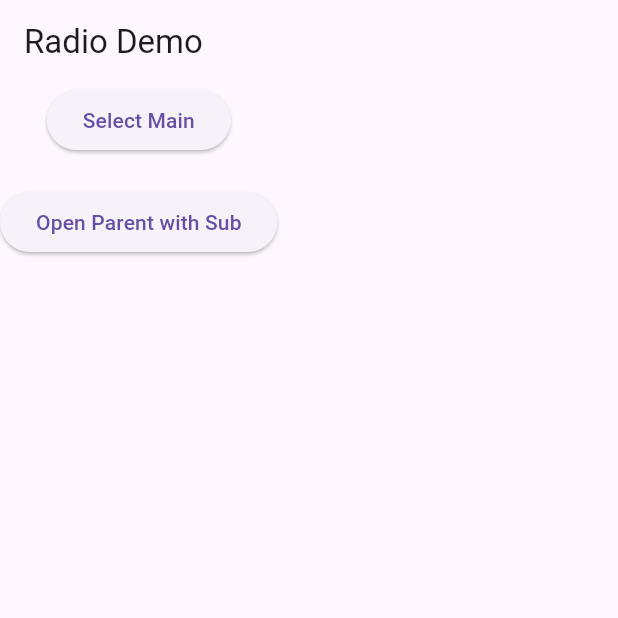
After one commit to Alexqwesa/generic_search_selector, a Flutter app: the RadioHome screen opened directly, on a phone screen of 412 x 824 dp, the top half of it. The commit adds this screen. Run offline on Flutter 3.47's test engine with Material 3 defaults, Android fonts, the phone set to English and light mode, and no system bars; our stand-ins replace flutter_riverpod.

Commit message:
more tests, move files to src, minor changes

```diff
--- a/example/example_of_generic_search_selector/lib/main.dart
+++ b/example/example_of_generic_search_selector/lib/main.dart
@@ -1,8 +1,7 @@
 import 'dart:async';
 
 import 'package:flutter/material.dart';
-import 'package:generic_search_selector/picker_config.dart';
-import 'package:generic_search_selector/search_anchor_picker.dart';
+import 'package:generic_search_selector/generic_search_selector.dart';
 
 void main() {
   runApp(const DemoApp());
--- a/example/example_of_generic_search_selector/lib/main_async.dart
+++ b/example/example_of_generic_search_selector/lib/main_async.dart
@@ -2,8 +2,7 @@ import 'dart:async';
 
 import 'package:flutter/material.dart';
 import 'package:flutter_riverpod/flutter_riverpod.dart';
-import 'package:generic_search_selector/picker_config.dart';
-import 'package:generic_search_selector/search_anchor_picker.dart';
+import 'package:generic_search_selector/generic_search_selector.dart';
 
 void main() {
   runApp(const ProviderScope(child: DemoApp()));
--- /dev/null
+++ b/example/example_of_generic_search_selector/lib/main_radio.dart
@@ -0,0 +1,152 @@
+import 'package:flutter/material.dart';
+import 'package:generic_search_selector/generic_search_selector.dart';
+
+void main() {
+  runApp(const RadioDemoApp());
+}
+
+class DemoItem {
+  const DemoItem({required this.id, required this.label});
+  final int id;
+  final String label;
+
+  @override
+  String toString() => label;
+}
+
+class RadioDemoApp extends StatelessWidget {
+  const RadioDemoApp({super.key});
+
+  @override
+  Widget build(BuildContext context) {
+    return MaterialApp(title: 'Radio Picker Demo', home: const RadioHome());
+  }
+}
+
+class RadioHome extends StatefulWidget {
+  const RadioHome({super.key});
+
+  @override
+  State<RadioHome> createState() => _RadioHomeState();
+}
+
+class _RadioHomeState extends State<RadioHome> {
+  int? selectedId;
+  int? selectedParentId; // For the parent picker test
+  int? selectedSubId; // For testing sub-pickers in radio mode
+
+  final List<DemoItem> mainItems = [
+    const DemoItem(id: 1, label: 'Main 1'),
+    const DemoItem(id: 2, label: 'Main 2'),
+    const DemoItem(id: 3, label: 'Main 3'),
+  ];
+
+  final List<DemoItem> subItems = [
+    const DemoItem(id: 10, label: 'Sub 1'),
+    const DemoItem(id: 11, label: 'Sub 2'),
+  ];
+
+  @override
+  Widget build(BuildContext context) {
+    return Scaffold(
+      appBar: AppBar(title: const Text('Radio Demo')),
+      body: Column(
+        children: [
+          // Basic Radio Picker
+          SearchAnchorPicker<DemoItem>(
+            config: PickerConfig<DemoItem>(
+              title: 'Radio Picker',
+              loadItems: (_) async => mainItems,
+              idOf: (it) => it.id,
+              labelOf: (it) => it.label,
+              searchTermsOf: (it) => [it.label],
+            ),
+            mode: PickerMode.radio,
+            initialSelectedIds: selectedId == null ? [] : [selectedId!],
+            onToggle: (item, next) async {
+              if (next) {
+                setState(() => selectedId = item.id);
+                return true;
+              }
+              return false; // Cannot deselect in radio mode by clicking again
+            },
+            triggerBuilder: (context, open, _) => ElevatedButton(
+              onPressed: open,
+              child: Text(
+                selectedId == null ? 'Select Main' : 'Main: $selectedId',
+              ),
+            ),
+          ),
+
+          const SizedBox(height: 20),
+
+          // Radio Picker with Sub-Picker
+          SearchAnchorPicker<DemoItem>(
+            config: PickerConfig<DemoItem>(
+              title: 'Radio Parent',
+              loadItems: (_) async => mainItems,
+              idOf: (it) => it.id,
+              labelOf: (it) => it.label,
+              searchTermsOf: (it) => [it.label],
+            ),
+            mode: PickerMode.radio,
+            initialSelectedIds: selectedParentId == null
+                ? []
+                : [selectedParentId!],
+            onToggle: (item, next) async {
+              if (next) {
+                setState(() => selectedParentId = item.id);
+                return true;
+              }
+              return false;
+            },
+            headerBuilder: (ctx, actions, _) => [
+              ListTile(
+                title: const Text('Open Sub Radio'),
+                onTap: () {
+                  // Navigate to sub picker logic here if needed for testing nesting.
+                  // For now, let's keep it simple or implement if user asks for nested radio.
+                  // The prompt said "radio sublists", which implies a sub-picker involved.
+                },
+              ),
+              SearchAnchorPicker<DemoItem>(
+                config: PickerConfig<DemoItem>(
+                  title: 'Radio Sub',
+                  loadItems: (_) async => subItems,
+                  idOf: (it) => it.id,
+                  labelOf: (it) => it.label,
+                  searchTermsOf: (it) => [it.label],
+                ),
+                mode: PickerMode.radio, // Sub picker is also radio
+                triggerChild: const ListTile(
+                  title: Text('Sub Radio Trigger (Tile)'),
+                ),
+                initialSelectedIds: selectedSubId == null
+                    ? []
+                    : [selectedSubId!],
+                onToggle: (item, next) async {
+                  if (next) {
+                    setState(() => selectedSubId = item.id);
+                    return true;
+                  }
+                  return false;
+                },
+              ),
+            ],
+            triggerBuilder: (context, open, _) => ElevatedButton(
+              onPressed: open,
+              child: Text(
+                selectedParentId == null
+                    ? 'Open Parent with Sub'
+                    : 'Parent: $selectedParentId',
+              ),
+            ),
+          ),
+
+          if (selectedId != null) Text('Selected: $selectedId'),
+          if (selectedSubId != null) Text('Sub Selected: $selectedSubId'),
+        ],
+      ),
+    );
+  }
+}
--- /dev/null
+++ b/lib/generic_search_selector.dart
@@ -0,0 +1,6 @@
+library generic_search_selector;
+
+export 'src/picker_config.dart';
+export 'src/search_anchor_picker.dart';
+export 'src/overlay_body.dart';
+export 'src/overflow_tooltip_text.dart';
--- a/lib/overlay_body.dart
+++ b/lib/src/overlay_body.dart
@@ -1,7 +1,7 @@
 import 'package:flutter/gestures.dart';
 import 'package:flutter/material.dart';
-import 'package:generic_search_selector/overflow_tooltip_text.dart';
-import 'package:generic_search_selector/picker_config.dart';
+import 'package:generic_search_selector/src/overflow_tooltip_text.dart';
+import 'package:generic_search_selector/src/picker_config.dart';
 
 class OverlayBody<T> extends StatefulWidget {
   const OverlayBody({
--- a/lib/search_anchor_picker.dart
+++ b/lib/src/search_anchor_picker.dart
@@ -1,8 +1,8 @@
 import 'dart:async';
 
 import 'package:flutter/material.dart';
-import 'package:generic_search_selector/overlay_body.dart';
-import 'package:generic_search_selector/picker_config.dart';
+import 'package:generic_search_selector/src/overlay_body.dart';
+import 'package:generic_search_selector/src/picker_config.dart';
 /// Generic SearchAnchor-based picker with stable in-overlay selection.
 ///
 /// Key properties:
```
Also changed, not shown: lib/src/overflow_tooltip_text.dart (renamed from lib/overflow_tooltip_text.dart), lib/src/picker_config.dart (renamed from lib/picker_config.dart), 1 other file.
